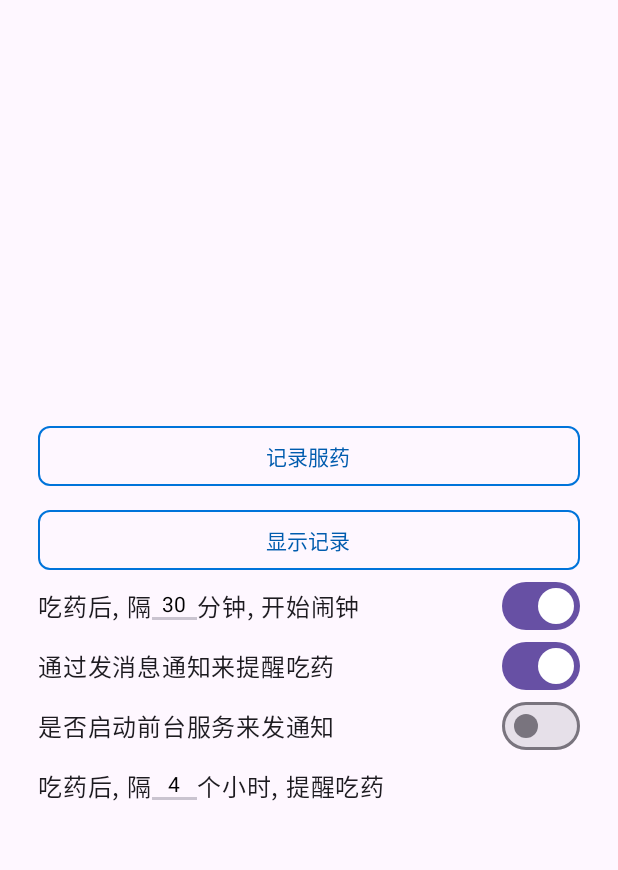
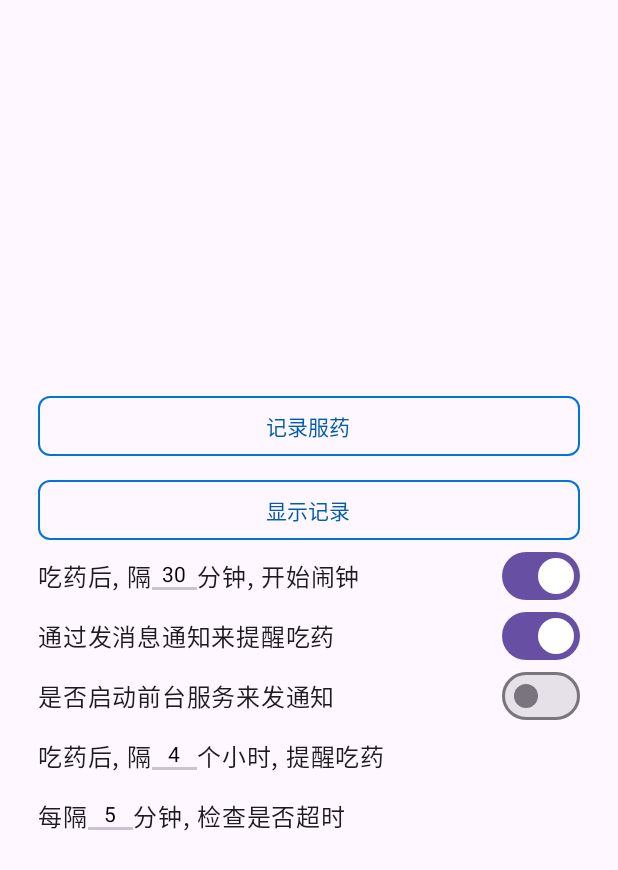
Before and after one commit to HHsomeHand/did-i-take-my-meds, an Android app built with Jetpack Compose: the screen it shows after launch (MainActivity), on a phone screen of 412 x 824 dp. Shown: the top 870 px of the screen. Run offline under Robolectric (Android 15) with nearby library versions, the phone set to English and light mode, and no system bars; libraries missing offline, so code that uses them is left out: com.permissionx.guolindev; 1 statement that could not run was skipped.

Commit message:
feat: 允许用户设置检查间隔
TODO:
- 引导用户去设置允许后台自启动

```diff
--- a/app/src/main/java/com/github/hhsomehand/constant/PrefsConst.kt
+++ b/app/src/main/java/com/github/hhsomehand/constant/PrefsConst.kt
@@ -14,5 +14,6 @@ object PrefsConst {
     const val isForegroundKey = "MedNotificationSection.isForeground"
     const val isForegroundValue = false
 
-
+    const val minToCheckKey = "MedNotificationSection.minToCheck"
+    const val minToCheckValue = 5
 }
--- a/app/src/main/java/com/github/hhsomehand/service/MedicineReminderService.kt
+++ b/app/src/main/java/com/github/hhsomehand/service/MedicineReminderService.kt
@@ -115,7 +115,9 @@ class MedicineReminderService : Service() {
 
                 checkAndNotify()
 
-                delay(CHECK_INTERVAL_MS)
+                val minToCheck = getMinToCheck()
+
+                delay(minToCheck * 60 * 1000L)
             }
         }
     }
@@ -189,6 +191,8 @@ class MedicineReminderService : Service() {
 
     fun getHourInput(): Int = PrefsUtils.get(this, PrefsConst.hourInputKey, PrefsConst.hourInputDefault)
 
+    fun getMinToCheck(): Int = PrefsUtils.get(this, PrefsConst.minToCheckKey, PrefsConst.minToCheckValue)
+
     override fun onBind(intent: Intent?): IBinder? {
         return null // 不支持绑定
     }
--- a/app/src/main/java/com/github/hhsomehand/ui/MedNotificationSection.kt
+++ b/app/src/main/java/com/github/hhsomehand/ui/MedNotificationSection.kt
@@ -31,6 +31,8 @@ fun MedNotificationSection() {
     var isForeground by rememberSharedState(PrefsConst.isForegroundKey, PrefsConst.isForegroundValue)
 
     var hourInput by rememberSharedState(PrefsConst.hourInputKey, PrefsConst.hourInputDefault)
+
+    var minToCheck by rememberSharedState(PrefsConst.minToCheckKey, PrefsConst.minToCheckValue)
 
     val context = LocalContext.current
     LaunchedEffect(isNotification) {
@@ -92,8 +94,22 @@ fun MedNotificationSection() {
         CornNumberField(
             value = hourInput,
             onValueChange = { hourInput = it },
+            )
 
-            )
         Text(text = "个小时, 提醒吃药")
     }
+
+    Row(
+        verticalAlignment = Alignment.CenterVertically,
+        modifier = ConfigRowHeight
+    ) {
+        Text(text = "每隔")
+
+        CornNumberField(
+            value = minToCheck,
+            onValueChange = { minToCheck = it },
+            )
+
+        Text(text = "分钟, 检查是否超时")
+    }
 }
```
